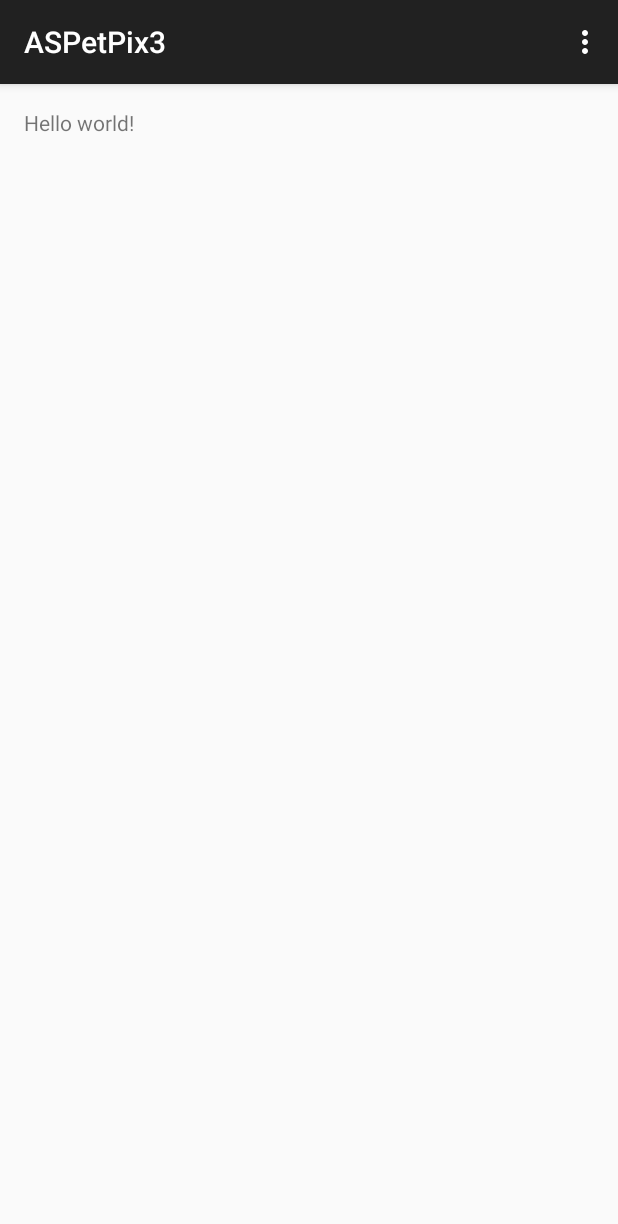
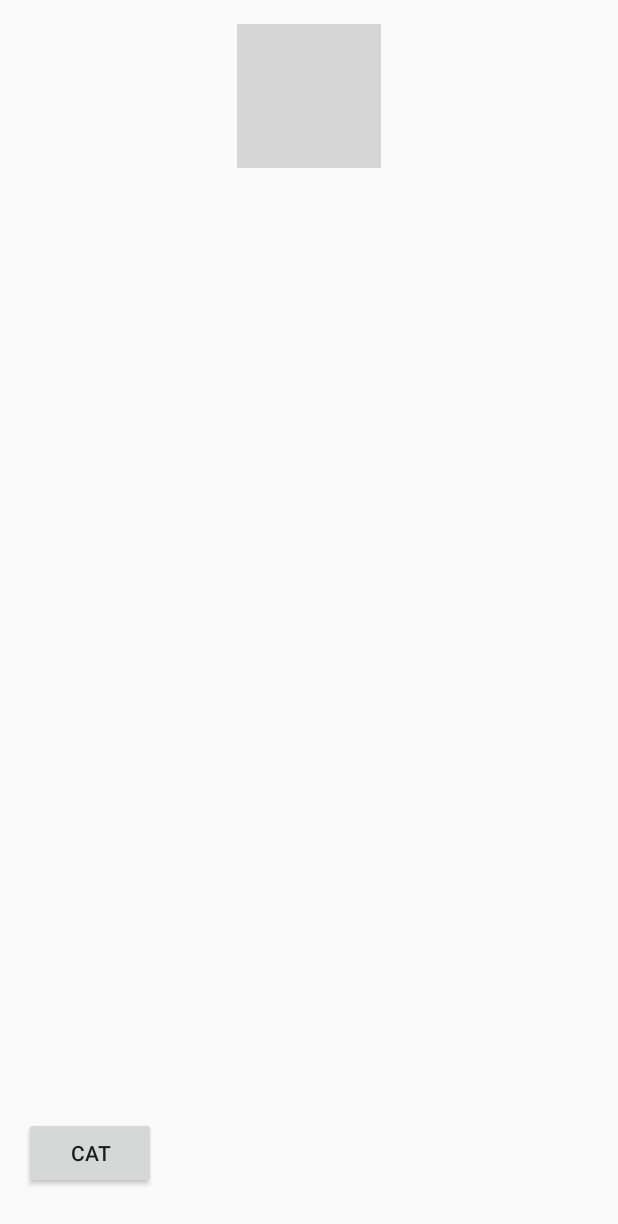
Before and after one commit to cdwyer900/ASPetPix3, an Android app: the screen it shows after launch (MainActivity), on a phone screen of 412 x 824 dp. Shown: the top 1224 px of the screen. Run offline under Robolectric (Android 15) with nearby library versions, the phone set to English and light mode, and no system bars; grey boxes are pictures that could not be loaded.

Commit message:
stub for MAR648

```diff
--- a/app/src/main/java/com/example/professor/aspetpix3/MainActivity.java
+++ b/app/src/main/java/com/example/professor/aspetpix3/MainActivity.java
@@ -1,17 +1,50 @@
 package com.example.professor.aspetpix3;
+import android.os.Bundle;
+import android.app.Activity;
+import android.graphics.drawable.Drawable;
+import android.support.v4.content.ContextCompat;
+import android.util.Log;
+import android.view.Menu;
+import android.view.View;
+import android.view.View.OnClickListener;
+import android.widget.Button;
+import android.widget.ImageView;
 
-import android.support.v7.app.AppCompatActivity;
-import android.os.Bundle;
-import android.view.Menu;
-import android.view.MenuItem;
+public class MainActivity extends Activity {
 
-public class MainActivity extends AppCompatActivity {
+
+    ImageView pet;
+    Button cat;
+    Drawable cat1, cat2;
+    boolean toggle = true;
+
 
     @Override
     protected void onCreate(Bundle savedInstanceState) {
         super.onCreate(savedInstanceState);
         setContentView(R.layout.activity_main);
+        Log.d("MyTag","set layout");
+
+        pet = (ImageView) findViewById(R.id.view1);
+        cat = (Button) findViewById (R.id.buttonCat);
+
+        cat1 = ContextCompat.getDrawable(this, R.drawable.cat1);
+        cat2 = ContextCompat.getDrawable(this, R.drawable.cat2);
+
+
+        cat.setOnClickListener(new OnClickListener() {
+            public void onClick(View v) {
+
+                Log.d("MyTag", "onClick ");
+                showPet(v);
+                v.setVisibility(View.VISIBLE);
+                Log.d("MyTag", "exit showpet");
+            }
+        });
+
+
     }
+
 
     @Override
     public boolean onCreateOptionsMenu(Menu menu) {
@@ -20,18 +53,19 @@ public class MainActivity extends AppCompatActivity {
         return true;
     }
 
-    @Override
-    public boolean onOptionsItemSelected(MenuItem item) {
-        // Handle action bar item clicks here. The action bar will
-        // automatically handle clicks on the Home/Up button, so long
-        // as you specify a parent activity in AndroidManifest.xml.
-        int id = item.getItemId();
 
-        //noinspection SimplifiableIfStatement
-        if (id == R.id.action_settings) {
-            return true;
-        }
 
-        return super.onOptionsItemSelected(item);
+    public void showPet(View v){
+
+        if (toggle)
+            pet.setImageDrawable(cat1);
+        else
+            pet.setImageDrawable(cat2);
+
+
+        toggle = !toggle;
+
+
     }
+
 }
--- a/app/src/main/res/layout/activity_main.xml
+++ b/app/src/main/res/layout/activity_main.xml
@@ -5,7 +5,23 @@
     android:paddingTop="@dimen/activity_vertical_margin"
     android:paddingBottom="@dimen/activity_vertical_margin" tools:context=".MainActivity">
 
-    <TextView android:text="@string/hello_world" android:layout_width="wrap_content"
-        android:layout_height="wrap_content" />
+    <Button
+        android:layout_width="wrap_content"
+        android:layout_height="wrap_content"
+        android:text="@string/bLabel"
+        android:id="@+id/buttonCat"
+        android:layout_alignParentBottom="true"
+        android:layout_alignParentLeft="true"
+
+        android:layout_marginBottom="15dp" />
+
+    <ImageView
+        android:layout_width="wrap_content"
+        android:layout_height="wrap_content"
+        android:id="@+id/view1"
+        android:src="@drawable/qmark2"
+        android:layout_alignParentTop="true"
+        android:layout_centerHorizontal="true"
+        android:contentDescription="@string/iLabel" />
 
 </RelativeLayout>
--- a/app/src/main/res/values/strings.xml
+++ b/app/src/main/res/values/strings.xml
@@ -1,6 +1,8 @@
 <resources>
-    <string name="app_name">ASPetPix3</string>
+    <string name="app_name">Pet Pix</string>
+    <string name="bLabel">Cat</string>
+    <string name="iLabel">Image</string>
 
-    <string name="hello_world">Hello world!</string>
+
     <string name="action_settings">Settings</string>
 </resources>
```
